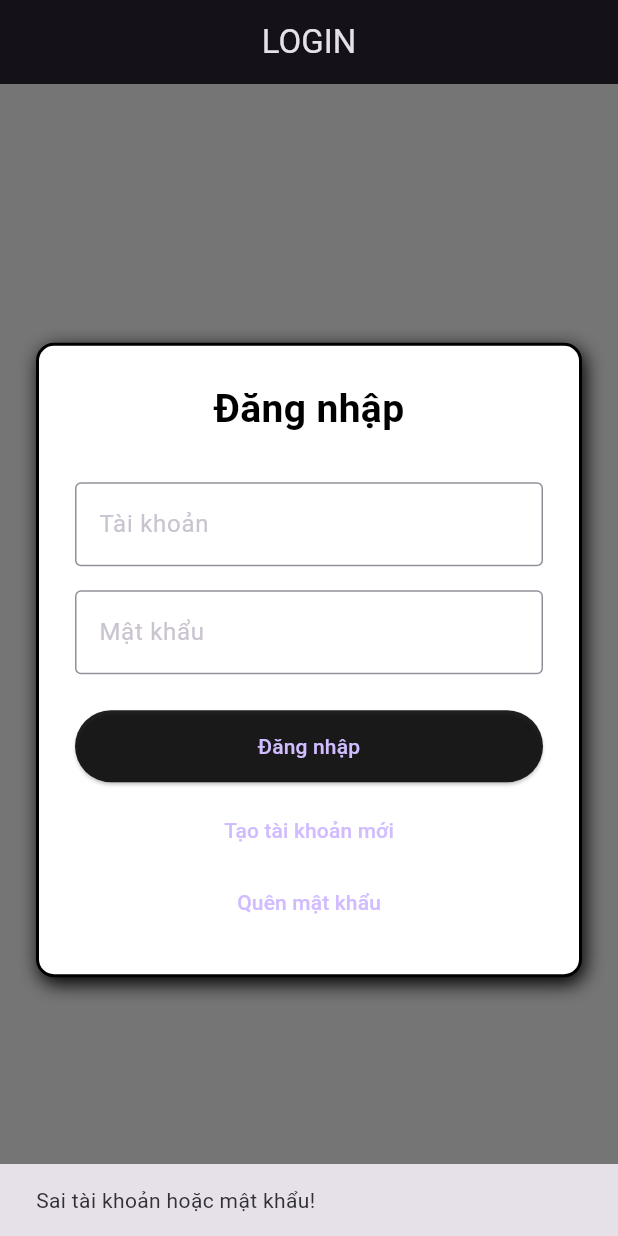
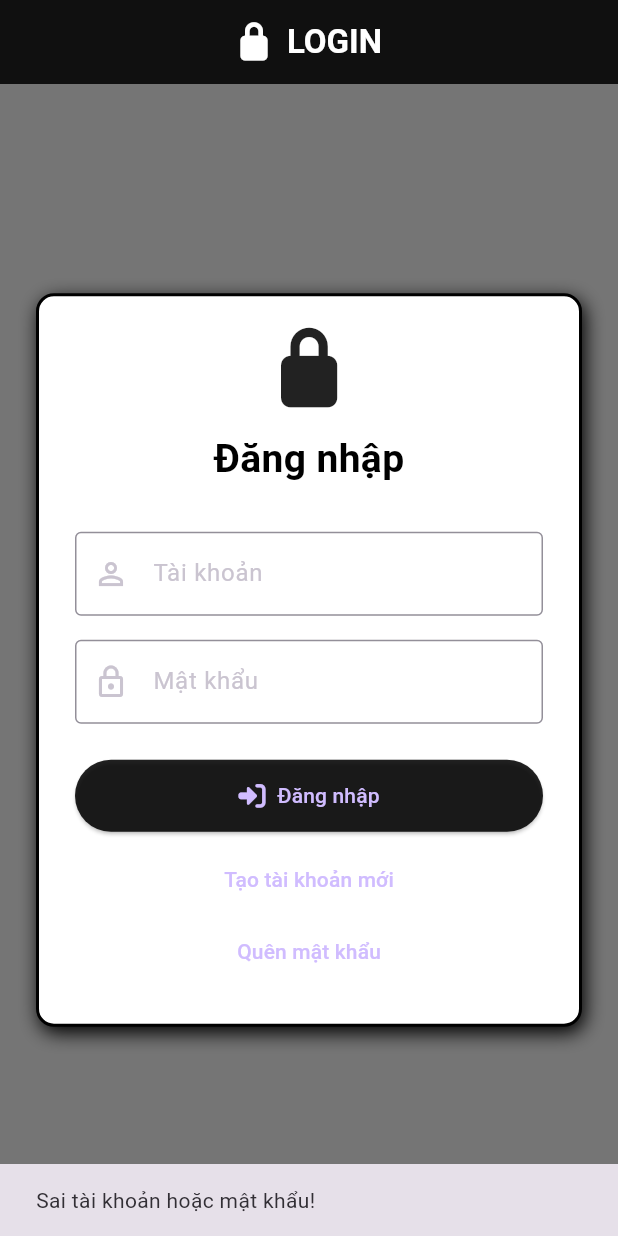
Before and after one commit to KhangBuiNam/flutter_rebuild_mobile_app, a Flutter app: the screen it shows after launch, after a tap on "Đăng nhập", on a phone screen of 412 x 824 dp. Run offline on Flutter 3.47's test engine with Material 3 defaults, Android fonts, the phone set to English and light mode, and no system bars; our stand-ins replace font_awesome_flutter, shared_preferences.

Commit message:
update_icons

```diff
--- a/login_rebuild/lib/login_page.dart
+++ b/login_rebuild/lib/login_page.dart
@@ -1,6 +1,7 @@
 import 'package:flutter/material.dart';
 import 'package:shared_preferences/shared_preferences.dart';
 import 'home_page.dart';
+import 'package:font_awesome_flutter/font_awesome_flutter.dart';
 
 class LoginPage extends StatefulWidget {
   const LoginPage({super.key});
@@ -18,19 +19,13 @@ class _LoginPageState extends State<LoginPage> {
     final savedUser = prefs.getString('username');
     final savedPass = prefs.getString('password');
 
-    print("📦 PREF LOADED:");
-    print("Username: $savedUser");
-    print("Password: $savedPass");
-
     if (_usernameController.text == savedUser &&
         _passwordController.text == savedPass) {
-      print("✅ Login successful!");
       Navigator.pushReplacement(
         context,
         MaterialPageRoute(builder: (_) => const HomePage()),
       );
     } else {
-      print("❌ Wrong username or password!");
       ScaffoldMessenger.of(context).showSnackBar(
         const SnackBar(content: Text('Sai tài khoản hoặc mật khẩu!')),
       );
@@ -42,10 +37,6 @@ class _LoginPageState extends State<LoginPage> {
     await prefs.setString('username', _usernameController.text);
     await prefs.setString('password', _passwordController.text);
 
-    print("🔥 PREF IS SAVED!");
-    print("Username: ${_usernameController.text}");
-    print("Password: ${_passwordController.text}");
-
     ScaffoldMessenger.of(
       context,
     ).showSnackBar(const SnackBar(content: Text('Tạo tài khoản thành công!')));
@@ -54,8 +45,6 @@ class _LoginPageState extends State<LoginPage> {
   Future<void> _forgotPassword() async {
     final prefs = await SharedPreferences.getInstance();
     final pass = prefs.getString('password') ?? 'Chưa có mật khẩu nào được lưu';
-    print("🔍 Forgot password requested → $pass");
-
     ScaffoldMessenger.of(
       context,
     ).showSnackBar(SnackBar(content: Text('Mật khẩu của bạn: $pass')));
@@ -65,32 +54,52 @@ class _LoginPageState extends State<LoginPage> {
   Widget build(BuildContext context) {
     return Scaffold(
       backgroundColor: Colors.black54,
-      appBar: AppBar(title: const Text('LOGIN'), centerTitle: true),
+      appBar: AppBar(
+        backgroundColor: Colors.black87,
+        centerTitle: true,
+        title: Row(
+          mainAxisSize: MainAxisSize.min, // Giúp căn giữa icon + text
+          children: const [
+            Icon(FontAwesomeIcons.lock, size: 24, color: Colors.white),
+            SizedBox(width: 10),
+            Text(
+              'LOGIN',
+              style: TextStyle(
+                color: Colors.white,
+                fontWeight: FontWeight.bold,
+              ),
+            ),
+          ],
+        ),
+      ),
       body: Padding(
         padding: const EdgeInsets.all(24.0),
         child: Center(
           child: SingleChildScrollView(
             child: Container(
-              width: 450, // chiều rộng form  login
+              width: 450,
               padding: const EdgeInsets.all(24),
               decoration: BoxDecoration(
-                color: Colors.white, // nền trắng
-                borderRadius: BorderRadius.circular(12), // bo góc
-                boxShadow: [
+                color: Colors.white,
+                borderRadius: BorderRadius.circular(12),
+                boxShadow: const [
                   BoxShadow(
                     color: Colors.black,
                     blurRadius: 10,
-                    offset: const Offset(2, 4),
+                    offset: Offset(2, 4),
                   ),
                 ],
-                border: Border.all(
-                  color: Colors.black, // màu viền
-                  width: 2,
-                ),
+                border: Border.all(color: Colors.black, width: 2),
               ),
               child: Column(
                 mainAxisSize: MainAxisSize.min,
                 children: [
+                  const Icon(
+                    FontAwesomeIcons.lock,
+                    size: 50,
+                    color: Colors.black87,
+                  ),
+                  const SizedBox(height: 16),
                   const Text(
                     "Đăng nhập",
                     style: TextStyle(
@@ -104,6 +113,7 @@ class _LoginPageState extends State<LoginPage> {
                     controller: _usernameController,
                     decoration: const InputDecoration(
                       labelText: "Tài khoản",
+                      prefixIcon: Icon(Icons.person_outline),
                       border: OutlineInputBorder(),
                     ),
                   ),
@@ -113,19 +123,21 @@ class _LoginPageState extends State<LoginPage> {
                     obscureText: true,
                     decoration: const InputDecoration(
                       labelText: "Mật khẩu",
+                      prefixIcon: Icon(Icons.lock_outline),
                       border: OutlineInputBorder(),
                     ),
                   ),
                   const SizedBox(height: 24),
                   SizedBox(
                     width: double.infinity,
-                    child: ElevatedButton(
+                    child: ElevatedButton.icon(
                       onPressed: writeCache,
+                      icon: const Icon(FontAwesomeIcons.signInAlt, size: 18),
+                      label: const Text("Đăng nhập"),
                       style: ElevatedButton.styleFrom(
                         backgroundColor: Colors.black87,
                         padding: const EdgeInsets.symmetric(vertical: 14),
                       ),
-                      child: const Text("Đăng nhập"),
                     ),
                   ),
                   const SizedBox(height: 8),
--- a/login_rebuild/lib/main.dart
+++ b/login_rebuild/lib/main.dart
@@ -1,19 +1,7 @@
 import 'package:flutter/material.dart';
 import 'login_page.dart';
-import 'home_page.dart'; // no problem if not used
-// import 'package:custom_icons_example/my_icons.dart';
-// import 'package:font_awesome_flutter/font_awesome_flutter.dart';
-import 'package:shared_preferences/shared_preferences.dart';
-
-class SharedPrefService {
-  Future writeCache({required String key, required String value}) async {
-    final SharedPreferences pref = await SharedPreferences.getInstance();
-
-    bool isSaved = await pref.setString(key, value);
-
-    debugPrint(isSaved.toString());
-  }
-}
+//import 'home_page.dart'; // no problem if not used
+//import 'package:shared_preferences/shared_preferences.dart';
 
 void main() {
   runApp(const MyApp());
@@ -21,6 +9,7 @@ void main() {
 
 class MyApp extends StatelessWidget {
   const MyApp({super.key});
+  static final String title = 'Icons + Custom Icons';
 
   @override
   Widget build(BuildContext context) {
```
Also changed, not shown: login_rebuild/lib/my_icons.dart (renamed from login_rebuild/lib/my_icon.dart).
